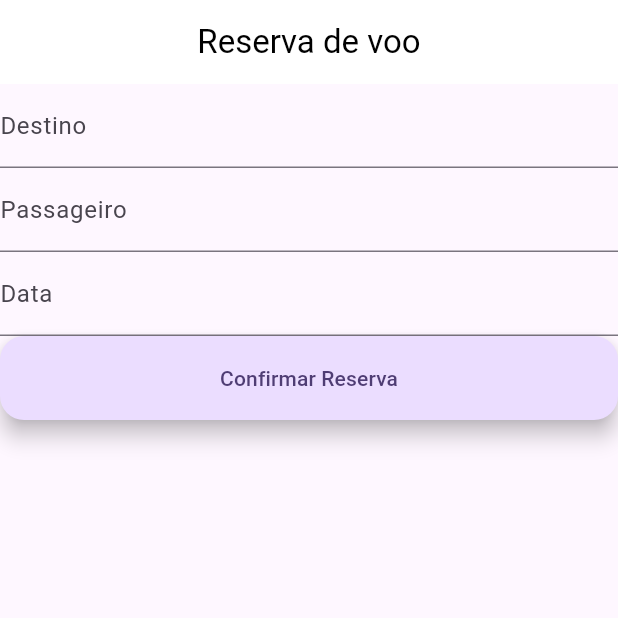
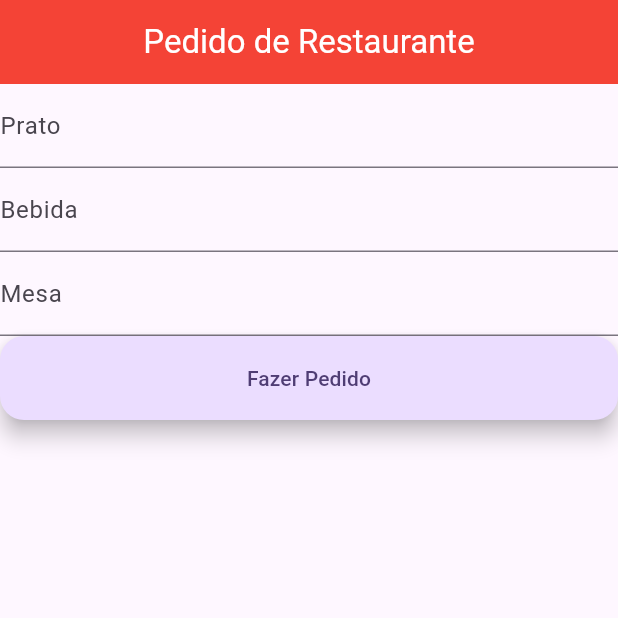
Before and after one commit to Joao-Salvalagio/Alura_Estudos_2026, a Flutter app: the screen it shows after launch, on a phone screen of 412 x 824 dp, the top half of it. Run offline on Flutter 3.47's test engine with Material 3 defaults, Android fonts, the phone set to English and light mode, and no system bars; missing offline and left inert: dart:ffi.

Commit message:
Quinto exercicio feito e preparado para a prova.

```diff
--- /dev/null
+++ b/Treino - Prova de Flutter/flutter_treino/lib/exc5_restaurante.dart
@@ -0,0 +1,70 @@
+import 'dart:ffi';
+
+import 'package:flutter/material.dart';
+
+class RestauranteScreen extends StatefulWidget {
+  const RestauranteScreen({super.key});
+
+  @override
+  State<RestauranteScreen> createState() => _RestauranteScreenState();
+}
+
+class _RestauranteScreenState extends State<RestauranteScreen> {
+  TextEditingController pratoController = TextEditingController();
+  TextEditingController bebidaController = TextEditingController();
+  TextEditingController mesaController = TextEditingController();
+
+  String resultado = "";
+  @override
+  Widget build(BuildContext context) {
+    return Scaffold(
+      appBar: getAppBar(),
+      body: Column(
+        children: [
+          getTextField("Prato", pratoController),
+          getTextField("Bebida", bebidaController),
+          getTextField("Mesa", mesaController),
+          getButton("Fazer Pedido", processarDados),
+          Text(resultado)
+        ],
+      ),
+    );
+  }
+
+  AppBar getAppBar(){
+    return AppBar(
+      backgroundColor: Colors.red,
+      foregroundColor: Colors.white,
+      title: Center(child: Text("Pedido de Restaurante")),
+    );
+  }
+
+  Widget getTextField(String label, TextEditingController controller){
+    return TextField(
+      controller: controller,
+      decoration: InputDecoration(
+        labelText: label
+      ),
+    );
+  }
+
+  Widget getButton(String label, Function() onPressed){
+    return SizedBox(
+      width: double.infinity,
+      child: FloatingActionButton(
+        onPressed: onPressed,
+        child: Text(label)
+        ),
+    );
+  }
+
+  void processarDados(){
+    String prato = pratoController.text;
+    String bebida = bebidaController.text;
+    String mesa = mesaController.text;
+
+    setState(() {
+      resultado = "Prato: $prato\nBebida: $bebida\n Mesa: $mesa";
+    });
+  }
+}
--- a/Treino - Prova de Flutter/flutter_treino/lib/main.dart
+++ b/Treino - Prova de Flutter/flutter_treino/lib/main.dart
@@ -3,6 +3,7 @@ import 'package:flutter_treino/exc1_pecas.dart';
 import 'package:flutter_treino/exc2_alunos.dart';
 import 'package:flutter_treino/exc3_livros.dart';
 import 'package:flutter_treino/exc4_voo.dart';
+import 'package:flutter_treino/exc5_restaurante.dart';
 
 void main() {
   runApp(const MyApp());
@@ -18,7 +19,7 @@ class MyApp extends StatelessWidget {
       theme: ThemeData(
         colorScheme: .fromSeed(seedColor: Colors.deepPurple),
       ),
-      home: VooScreen(),
+      home: RestauranteScreen(),
     );
   }
 }
```
